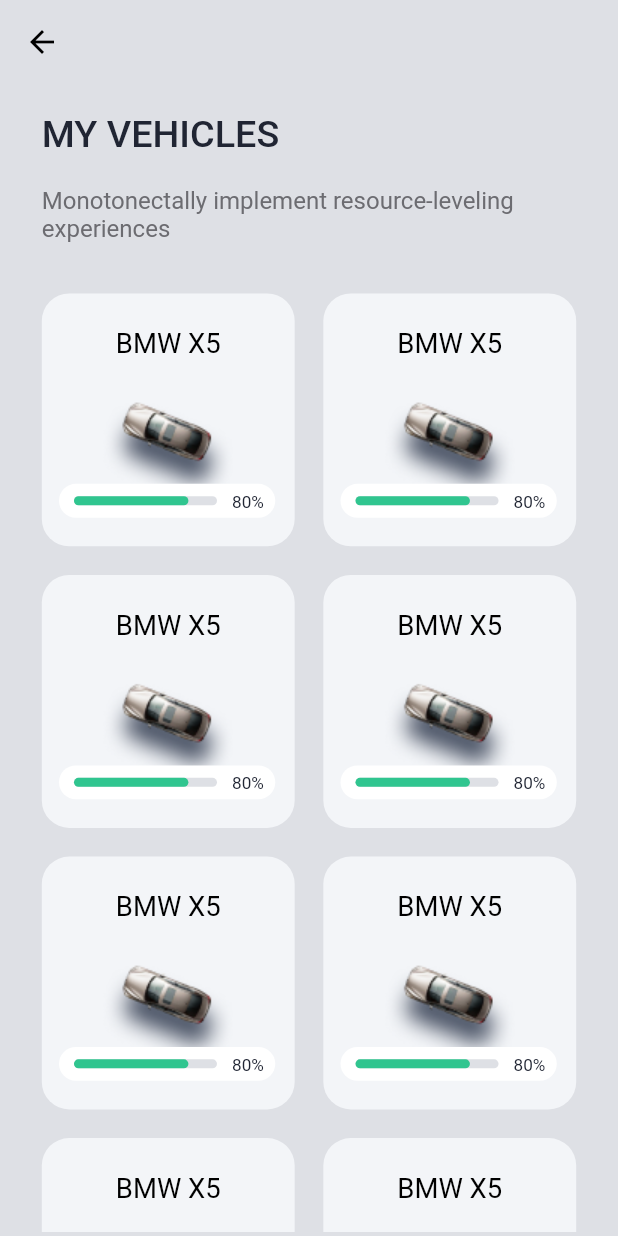
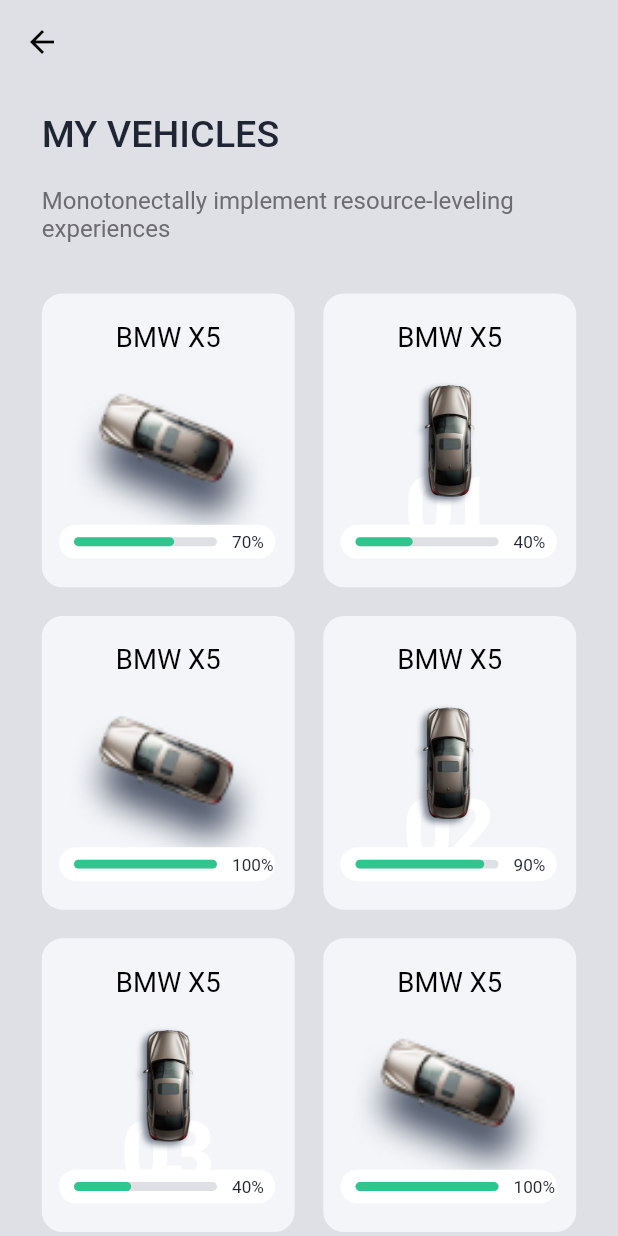
Before and after one commit to farrux025/smart_car_app, a Flutter app: the VehiclesScreen screen opened by its route, on a phone screen of 412 x 824 dp. Run offline on Flutter 3.47's test engine with Material 2 defaults, Android fonts, the light colour scheme and no system bars; drawn by our look-alikes of percent_indicator; our stand-ins replace bloc, dio, equatable, flutter_bloc, flutter_screenutil, flutter_secure_storage and 5 more; missing offline and left inert: custom_timer, fancy_password_field, map_launcher, overscroll_pop, popup_banner, yandex_mapkit; accounts and stored records are empty; statements that could not run were skipped.

Commit message:
fix some bugs in auth and vehicles_screen.dart

```diff
--- a/lib/cubit/otp_cubit.dart
+++ b/lib/cubit/otp_cubit.dart
@@ -4,6 +4,8 @@
 import 'package:smart_car_app/constants/routes.dart';
 import 'package:smart_car_app/main.dart';
 import 'package:smart_car_app/services/auth_service.dart';
+
+import '../components/app_components.dart';
 
 part 'otp_state.dart';
 
@@ -27,6 +29,11 @@
       }
     } on DioException catch (e) {
       emit(OtpError());
+      errorToUI(e);
     }
   }
+
+  void errorToUI(DioException exception) {
+    openSnackBar(message: "${exception.response?.data['detail']}");
+  }
 }
--- a/lib/cubit/register_cubit.dart
+++ b/lib/cubit/register_cubit.dart
@@ -56,7 +56,8 @@
   }
 
   void errorToUI(DioException exception) {
-    if (exception.response?.data['errorKey'] == 'emailexists') {
+    if (exception.response?.data['errorKey'] == 'emailexists' ||
+        exception.response?.data['errorKey'] == 'userexists') {
       openSnackBar(message: "Bunday foydalanuvchi allaqachon mavjud!");
     } else if (exception.type == DioExceptionType.unknown) {
       openSnackBar(message: "Something went wrong!");
--- a/lib/models/search/SearchModel.dart
+++ /dev/null
@@ -1,6 +0,0 @@
-import 'package:smart_car_app/models/charge_box/ChargeBoxInfo.dart';
-
-class SearchModel{
-  ChargeBoxInfo chargeBoxInfo;
-  SearchModel({required this.chargeBoxInfo});
-}
--- /dev/null
+++ b/lib/models/vehicle/VehicleModel.dart
@@ -0,0 +1,17 @@
+class VehicleModel {
+  String? vehicleName;
+  String? imagePath;
+  double? _chargeValue;
+
+  set chargeValue(double value) {
+    if (value <= 1) {
+      _chargeValue = value;
+    } else {
+      _chargeValue = 0;
+    }
+  }
+
+  double get chargeValue => _chargeValue ?? 0;
+
+  VehicleModel(this.vehicleName, this.imagePath, this._chargeValue);
+}
--- a/lib/views/vehicle/vehicles_screen.dart
+++ b/lib/views/vehicle/vehicles_screen.dart
@@ -1,15 +1,29 @@
+import 'dart:developer';
+
 import 'package:flutter/material.dart';
 import 'package:flutter_screenutil/flutter_screenutil.dart';
 import 'package:percent_indicator/linear_percent_indicator.dart';
+import 'package:smart_car_app/components/app_components.dart';
 import 'package:smart_car_app/components/app_text.dart';
 import 'package:smart_car_app/constants/color.dart';
 import 'package:smart_car_app/constants/images.dart';
+
+import '../../models/vehicle/VehicleModel.dart';
 
 class VehiclesScreen extends StatelessWidget {
   const VehiclesScreen({super.key});
 
   @override
   Widget build(BuildContext context) {
+    List<VehicleModel> vehicleList = [
+      VehicleModel("BMW X5", AppImages.currentPosition, 0.7),
+      VehicleModel("BMW X5", AppImages.onBoarding1, 0.4),
+      VehicleModel("BMW X5", AppImages.currentPosition, 1),
+      VehicleModel("BMW X5", AppImages.onBoarding2, 0.9),
+      VehicleModel("BMW X5", AppImages.onBoarding3, 0.4),
+      VehicleModel("BMW X5", AppImages.currentPosition, 1),
+      VehicleModel("BMW X5", AppImages.locationIndicator, 0.9),
+    ];
     return Scaffold(
       backgroundColor: AppColor.backgroundColor,
       appBar: AppBar(
@@ -18,26 +32,20 @@
           leading: const BackButton(color: Colors.black)),
       body: SingleChildScrollView(
         child: Container(
-          height: ScreenUtil().screenHeight,
           padding: EdgeInsets.symmetric(horizontal: 16.w),
           child: Column(
             crossAxisAlignment: CrossAxisAlignment.start,
             children: [
               SizedBox(height: 16.h),
-              Flexible(
-                flex: 1,
-                child: Padding(
+              Padding(
                 padding: EdgeInsets.symmetric(horizontal: 8.h),
                 child: AppText("MY VEHICLES",
                     textColor: AppColor.textColor,
                     size: 22.sp,
                     fontWeight: FontWeight.w500),
               ),
-              ),
               SizedBox(height: 16.h),
-              Flexible(
-                flex: 1,
-                child: Padding(
+              Padding(
                 padding: EdgeInsets.symmetric(horizontal: 8.h),
                 child: AppText(
                     "Monotonectally implement resource-leveling experiences",
@@ -46,21 +54,18 @@
                     maxLines: 3,
                     fontWeight: FontWeight.w400),
               ),
-              ),
               SizedBox(height: 20.h),
-              Flexible(
-                flex: 10,
-                child: GridView.builder(
+              GridView.builder(
+                shrinkWrap: true,
                 physics: const NeverScrollableScrollPhysics(),
-                  gridDelegate: const SliverGridDelegateWithFixedCrossAxisCount(
-                      crossAxisCount: 2),
-                  itemCount: 10,
+                gridDelegate: SliverGridDelegateWithFixedCrossAxisCount(
+                    mainAxisExtent: 180.h, crossAxisCount: 2),
+                itemCount: vehicleList.length + 1,
                 itemBuilder: (context, index) {
-                    return _itemGridView(
-                        vehicleName: "BMW X5",
-                        imagePath: AppImages.currentPosition);
+                  return index == vehicleList.length
+                      ? _addVehicle()
+                      : _itemGridView(vehicle: vehicleList[index]);
                 },
-                ),
               )
             ],
           ),
@@ -69,27 +74,25 @@
     );
   }
 
-  Widget _itemGridView(
-      {required String vehicleName, required String imagePath}) {
+  Widget _itemGridView({required VehicleModel vehicle}) {
     return Container(
-      height: 200.h,
       margin: EdgeInsets.symmetric(vertical: 8.h, horizontal: 8.h),
       decoration: BoxDecoration(
-          borderRadius: BorderRadius.circular(16.r),
+          borderRadius: BorderRadius.circular(12.r),
           color: AppColor.backgroundColorLight),
       child: Stack(
         children: [
           Column(
-            crossAxisAlignment: CrossAxisAlignment.center,
             mainAxisAlignment: MainAxisAlignment.spaceEvenly,
             children: [
               Center(
-                child: AppText(vehicleName,
+                child: AppText(vehicle.vehicleName ?? '',
                     textColor: Colors.black,
                     size: 16.sp,
                     fontWeight: FontWeight.w400),
               ),
-              Image.asset(imagePath, fit: BoxFit.cover)
+              Image.asset(vehicle.imagePath ?? AppImages.currentPosition,
+                  height: 100.h, fit: BoxFit.cover)
             ],
           ),
           Positioned(
@@ -108,7 +111,7 @@
                     flex: 4,
                     child: LinearPercentIndicator(
                       barRadius: Radius.circular(10.r),
-                      percent: 0.8,
+                      percent: vehicle.chargeValue,
                       lineHeight: 5.h,
                       backgroundColor: AppColor.backgroundColor,
                       progressColor: AppColor.stationIndicatorColor,
@@ -116,7 +119,7 @@
                   ),
                   Flexible(
                     flex: 1,
-                    child: AppText("80%",
+                    child: AppText("${(vehicle.chargeValue * 100).toInt()}%",
                         size: 10.sp,
                         textColor: AppColor.buttonLeftColor,
                         fontWeight: FontWeight.w400),
@@ -129,4 +132,32 @@
       ),
     );
   }
+
+  Widget _addVehicle() {
+    return Container(
+      margin: EdgeInsets.symmetric(vertical: 8.h, horizontal: 8.h),
+      decoration: BoxDecoration(
+          borderRadius: BorderRadius.circular(12.r),
+          color: AppColor.backgroundColorLight),
+      child: MaterialButton(
+        shape:
+            RoundedRectangleBorder(borderRadius: BorderRadius.circular(12.r)),
+        onPressed: () {
+          toast(message: "Add vehicle");
+        },
+        child: Column(
+          mainAxisAlignment: MainAxisAlignment.center,
+          children: [
+            Icon(Icons.add, color: Colors.black, size: 36.sp),
+            SizedBox(height: 12.h),
+            AppText("ADD VEHICLE",
+                size: 14.sp,
+                textColor: Colors.black,
+                fontWeight: FontWeight.w500,
+                maxLines: 2)
+          ],
+        ),
+      ),
+    );
   }
+}
```
Lines whose indentation alone changed are shown as unchanged.
